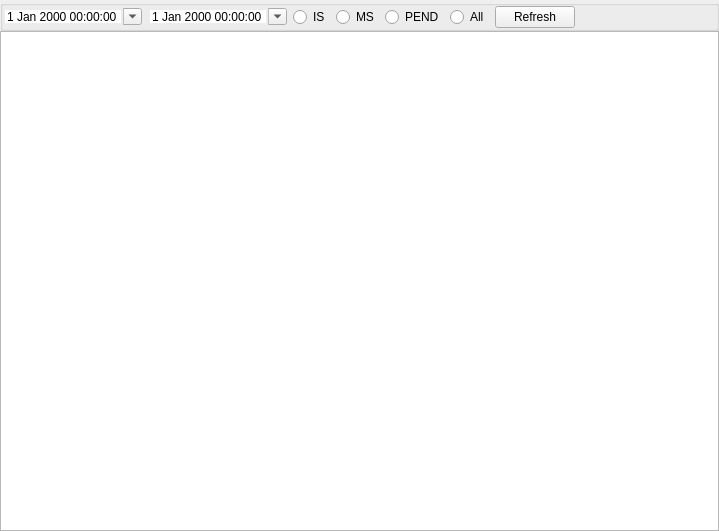
First picture: the form in widget/support/statementwidget.ui, repository YtxErp/YTX, before the edit.
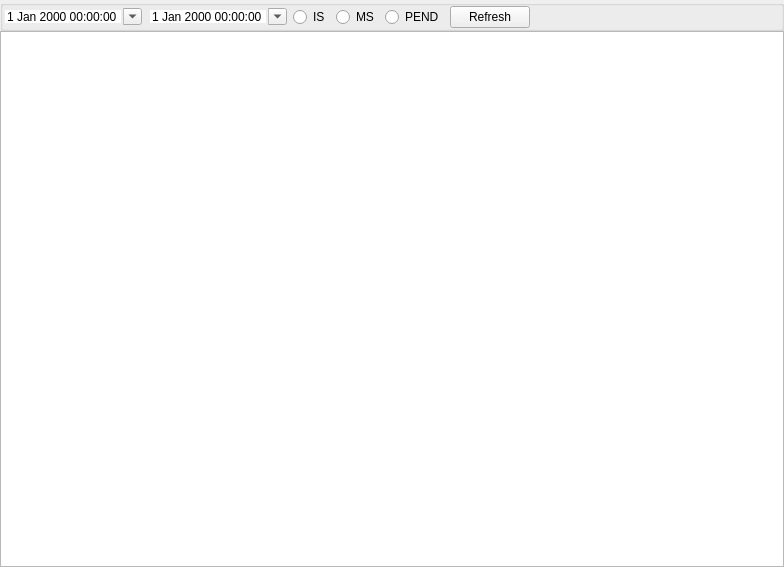
Second picture: the form after the edit. Custom widgets are drawn as their Qt base class.

```diff
--- a/widget/support/statementwidget.ui
+++ b/widget/support/statementwidget.ui
@@ -6,8 +6,8 @@
    <rect>
     <x>0</x>
     <y>0</y>
-    <width>719</width>
-    <height>531</height>
+    <width>784</width>
+    <height>567</height>
    </rect>
   </property>
   <property name="windowTitle">
@@ -97,13 +97,6 @@
         </property>
        </widget>
       </item>
-      <item>
-       <widget class="QRadioButton" name="rBtnAll">
-        <property name="text">
-         <string>All</string>
-        </property>
-       </widget>
-      </item>
       <item>
        <widget class="QPushButton" name="pBtnRefresh">
         <property name="text">
```
